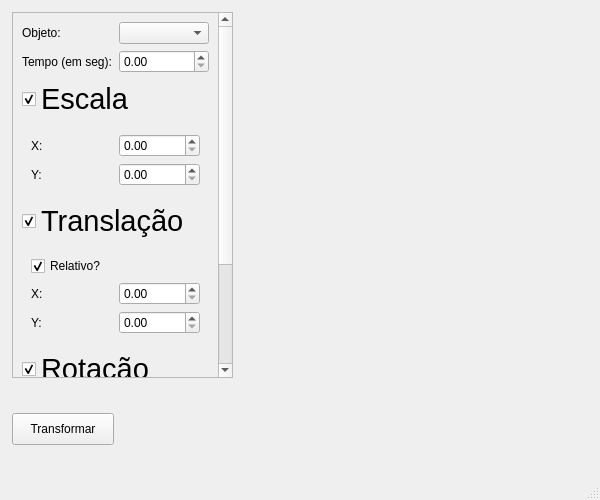
Above: janelatranformador.ui from samu-ribas/3D-Graphics-Engine-Project before the change. Below: the same form after it.
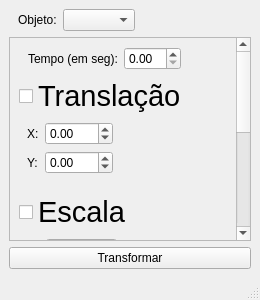
That is the form after the change.

The edit to the form file:
```diff
--- a/janelatranformador.ui
+++ b/janelatranformador.ui
@@ -6,277 +6,466 @@
    <rect>
     <x>0</x>
     <y>0</y>
-    <width>600</width>
-    <height>500</height>
+    <width>260</width>
+    <height>300</height>
    </rect>
   </property>
+  <property name="sizePolicy">
+   <sizepolicy hsizetype="Preferred" vsizetype="Preferred">
+    <horstretch>0</horstretch>
+    <verstretch>0</verstretch>
+   </sizepolicy>
+  </property>
   <property name="windowTitle">
    <string>MainWindow</string>
   </property>
   <widget class="QWidget" name="centralwidget">
-   <widget class="QScrollArea" name="scrollArea">
-    <property name="geometry">
-     <rect>
-      <x>12</x>
-      <y>12</y>
-      <width>221</width>
-      <height>366</height>
-     </rect>
-    </property>
-    <property name="widgetResizable">
-     <bool>true</bool>
-    </property>
-    <widget class="QWidget" name="scrollAreaWidgetContents">
-     <property name="geometry">
-      <rect>
-       <x>0</x>
-       <y>0</y>
-       <width>204</width>
-       <height>537</height>
-      </rect>
-     </property>
-     <layout class="QVBoxLayout" name="verticalLayout_3">
-      <item>
-       <layout class="QHBoxLayout" name="horizontalLayout_9">
+   <layout class="QVBoxLayout" name="verticalLayout">
+    <item>
+     <widget class="QWidget" name="widget_2" native="true">
+      <property name="sizePolicy">
+       <sizepolicy hsizetype="Maximum" vsizetype="Maximum">
+        <horstretch>0</horstretch>
+        <verstretch>0</verstretch>
+       </sizepolicy>
+      </property>
+      <layout class="QHBoxLayout" name="horizontalLayout">
+       <property name="topMargin">
+        <number>0</number>
+       </property>
+       <property name="bottomMargin">
+        <number>0</number>
+       </property>
+       <item>
+        <widget class="QLabel" name="label_2">
+         <property name="sizePolicy">
+          <sizepolicy hsizetype="Minimum" vsizetype="Preferred">
+           <horstretch>0</horstretch>
+           <verstretch>0</verstretch>
+          </sizepolicy>
+         </property>
+         <property name="text">
+          <string>Objeto:</string>
+         </property>
+        </widget>
+       </item>
+       <item>
+        <widget class="QComboBox" name="formaBox"/>
+       </item>
+      </layout>
+     </widget>
+    </item>
+    <item>
+     <widget class="QScrollArea" name="scrollArea">
+      <property name="sizePolicy">
+       <sizepolicy hsizetype="Preferred" vsizetype="Preferred">
+        <horstretch>0</horstretch>
+        <verstretch>0</verstretch>
+       </sizepolicy>
+      </property>
+      <property name="sizeAdjustPolicy">
+       <enum>QAbstractScrollArea::SizeAdjustPolicy::AdjustIgnored</enum>
+      </property>
+      <property name="widgetResizable">
+       <bool>true</bool>
+      </property>
+      <property name="alignment">
+       <set>Qt::AlignmentFlag::AlignLeading|Qt::AlignmentFlag::AlignLeft|Qt::AlignmentFlag::AlignTop</set>
+      </property>
+      <widget class="QWidget" name="scrollAreaWidgetContents">
+       <property name="geometry">
+        <rect>
+         <x>0</x>
+         <y>-268</y>
+         <width>219</width>
+         <height>440</height>
+        </rect>
+       </property>
+       <layout class="QVBoxLayout" name="verticalLayout_3">
         <item>
-         <widget class="QLabel" name="label_2">
+         <widget class="QWidget" name="widget" native="true">
           <property name="sizePolicy">
-           <sizepolicy hsizetype="Minimum" vsizetype="Preferred">
+           <sizepolicy hsizetype="Maximum" vsizetype="Maximum">
             <horstretch>0</horstretch>
             <verstretch>0</verstretch>
            </sizepolicy>
           </property>
-          <property name="text">
-           <string>Objeto:</string>
-          </property>
-         </widget>
-        </item>
-        <item>
-         <widget class="QComboBox" name="formaBox"/>
-        </item>
-       </layout>
-      </item>
-      <item>
-       <layout class="QHBoxLayout" name="horizontalLayout_11">
-        <item>
-         <widget class="QLabel" name="label">
-          <property name="text">
-           <string>Tempo (em seg):</string>
-          </property>
-         </widget>
-        </item>
-        <item>
-         <widget class="QDoubleSpinBox" name="tempo"/>
-        </item>
-       </layout>
-      </item>
-      <item>
-       <widget class="QCheckBox" name="checkBoxEscala">
-        <property name="font">
-         <font>
-          <pointsize>22</pointsize>
-         </font>
-        </property>
-        <property name="text">
-         <string>Escala</string>
-        </property>
-        <property name="checked">
-         <bool>true</bool>
-        </property>
-       </widget>
-      </item>
-      <item>
-       <widget class="QWidget" name="widget_2" native="true">
-        <layout class="QVBoxLayout" name="verticalLayout_6">
-         <item>
-          <layout class="QHBoxLayout" name="horizontalLayout_12">
-           <item>
-            <widget class="QLabel" name="label_15">
+          <layout class="QFormLayout" name="formLayout_3">
+           <property name="topMargin">
+            <number>0</number>
+           </property>
+           <property name="bottomMargin">
+            <number>0</number>
+           </property>
+           <item row="0" column="0">
+            <widget class="QLabel" name="label">
+             <property name="sizePolicy">
+              <sizepolicy hsizetype="Maximum" vsizetype="Preferred">
+               <horstretch>0</horstretch>
+               <verstretch>0</verstretch>
+              </sizepolicy>
+             </property>
              <property name="text">
-              <string>X:</string>
+              <string>Tempo (em seg):</string>
              </property>
             </widget>
            </item>
-           <item>
-            <widget class="QDoubleSpinBox" name="escalaX"/>
-           </item>
-          </layout>
-         </item>
-         <item>
-          <layout class="QHBoxLayout" name="horizontalLayout_13">
-           <item>
-            <widget class="QLabel" name="label_16">
-             <property name="text">
-              <string>Y:</string>
+           <item row="0" column="1">
+            <widget class="QDoubleSpinBox" name="tempo">
+             <property name="sizePolicy">
+              <sizepolicy hsizetype="Maximum" vsizetype="Fixed">
+               <horstretch>0</horstretch>
+               <verstretch>0</verstretch>
+              </sizepolicy>
              </property>
             </widget>
            </item>
-           <item>
-            <widget class="QDoubleSpinBox" name="escalaY"/>
-           </item>
           </layout>
-         </item>
-        </layout>
-       </widget>
-      </item>
-      <item>
-       <widget class="QCheckBox" name="checkBoxTraslacao">
-        <property name="font">
-         <font>
-          <pointsize>22</pointsize>
-         </font>
-        </property>
-        <property name="text">
-         <string>Translação</string>
-        </property>
-        <property name="checked">
-         <bool>true</bool>
-        </property>
-       </widget>
-      </item>
-      <item>
-       <widget class="QWidget" name="Translacao" native="true">
-        <layout class="QVBoxLayout" name="verticalLayout_4">
-         <item>
-          <widget class="QCheckBox" name="translacaoRelativa">
-           <property name="text">
-            <string>Relativo?</string>
+         </widget>
+        </item>
+        <item>
+         <widget class="QCheckBox" name="checkBoxTraslacao">
+          <property name="font">
+           <font>
+            <pointsize>22</pointsize>
+           </font>
+          </property>
+          <property name="text">
+           <string>Translação</string>
+          </property>
+          <property name="checked">
+           <bool>false</bool>
+          </property>
+         </widget>
+        </item>
+        <item>
+         <widget class="QWidget" name="widgetTranslacao" native="true">
+          <property name="sizePolicy">
+           <sizepolicy hsizetype="Maximum" vsizetype="Maximum">
+            <horstretch>0</horstretch>
+            <verstretch>0</verstretch>
+           </sizepolicy>
+          </property>
+          <layout class="QFormLayout" name="formLayout_2">
+           <property name="leftMargin">
+            <number>8</number>
            </property>
-           <property name="checked">
-            <bool>true</bool>
+           <property name="topMargin">
+            <number>0</number>
            </property>
-          </widget>
-         </item>
-         <item>
-          <layout class="QHBoxLayout" name="horizontalLayout_8">
-           <item>
+           <property name="bottomMargin">
+            <number>12</number>
+           </property>
+           <item row="1" column="0">
             <widget class="QLabel" name="label_11">
+             <property name="sizePolicy">
+              <sizepolicy hsizetype="Maximum" vsizetype="Preferred">
+               <horstretch>0</horstretch>
+               <verstretch>0</verstretch>
+              </sizepolicy>
+             </property>
              <property name="text">
               <string>X:</string>
              </property>
             </widget>
            </item>
-           <item>
-            <widget class="QDoubleSpinBox" name="translacaoX"/>
+           <item row="1" column="1">
+            <widget class="QDoubleSpinBox" name="translacaoX">
+             <property name="sizePolicy">
+              <sizepolicy hsizetype="Preferred" vsizetype="Fixed">
+               <horstretch>0</horstretch>
+               <verstretch>0</verstretch>
+              </sizepolicy>
+             </property>
+             <property name="minimum">
+              <double>-999.990000000000009</double>
+             </property>
+             <property name="maximum">
+              <double>999.990000000000009</double>
+             </property>
+            </widget>
            </item>
-          </layout>
-         </item>
-         <item>
-          <layout class="QHBoxLayout" name="horizontalLayout">
-           <item>
+           <item row="2" column="0">
             <widget class="QLabel" name="label_4">
+             <property name="sizePolicy">
+              <sizepolicy hsizetype="Maximum" vsizetype="Preferred">
+               <horstretch>0</horstretch>
+               <verstretch>0</verstretch>
+              </sizepolicy>
+             </property>
              <property name="text">
               <string>Y:</string>
              </property>
             </widget>
            </item>
-           <item>
-            <widget class="QDoubleSpinBox" name="translacaoY"/>
+           <item row="2" column="1">
+            <widget class="QDoubleSpinBox" name="translacaoY">
+             <property name="sizePolicy">
+              <sizepolicy hsizetype="Maximum" vsizetype="Fixed">
+               <horstretch>0</horstretch>
+               <verstretch>0</verstretch>
+              </sizepolicy>
+             </property>
+             <property name="minimum">
+              <double>-999.990000000000009</double>
+             </property>
+             <property name="maximum">
+              <double>999.990000000000009</double>
+             </property>
+            </widget>
            </item>
           </layout>
-         </item>
-        </layout>
-       </widget>
-      </item>
-      <item>
-       <widget class="QCheckBox" name="checkBoxRotacao">
-        <property name="font">
-         <font>
-          <pointsize>22</pointsize>
-         </font>
-        </property>
-        <property name="text">
-         <string>Rotação</string>
-        </property>
-        <property name="checked">
-         <bool>true</bool>
-        </property>
-        <property name="tristate">
-         <bool>false</bool>
-        </property>
-       </widget>
-      </item>
-      <item>
-       <widget class="QWidget" name="widget" native="true">
-        <layout class="QVBoxLayout" name="verticalLayout_2">
-         <item>
-          <layout class="QHBoxLayout" name="horizontalLayout_4">
-           <item>
+         </widget>
+        </item>
+        <item>
+         <widget class="QCheckBox" name="checkBoxEscala">
+          <property name="font">
+           <font>
+            <pointsize>22</pointsize>
+           </font>
+          </property>
+          <property name="text">
+           <string>Escala</string>
+          </property>
+          <property name="checked">
+           <bool>false</bool>
+          </property>
+         </widget>
+        </item>
+        <item>
+         <widget class="QWidget" name="widgetEscala" native="true">
+          <property name="sizePolicy">
+           <sizepolicy hsizetype="Maximum" vsizetype="Maximum">
+            <horstretch>0</horstretch>
+            <verstretch>0</verstretch>
+           </sizepolicy>
+          </property>
+          <layout class="QFormLayout" name="formLayout">
+           <property name="topMargin">
+            <number>0</number>
+           </property>
+           <item row="0" column="0">
+            <widget class="QLabel" name="label_15">
+             <property name="sizePolicy">
+              <sizepolicy hsizetype="Maximum" vsizetype="Preferred">
+               <horstretch>0</horstretch>
+               <verstretch>0</verstretch>
+              </sizepolicy>
+             </property>
+             <property name="text">
+              <string>X:</string>
+             </property>
+            </widget>
+           </item>
+           <item row="0" column="1">
+            <widget class="QDoubleSpinBox" name="escalaX">
+             <property name="sizePolicy">
+              <sizepolicy hsizetype="Preferred" vsizetype="Fixed">
+               <horstretch>0</horstretch>
+               <verstretch>0</verstretch>
+              </sizepolicy>
+             </property>
+             <property name="maximum">
+              <double>9999.989999999999782</double>
+             </property>
+             <property name="value">
+              <double>1.000000000000000</double>
+             </property>
+            </widget>
+           </item>
+           <item row="1" column="0">
+            <widget class="QLabel" name="label_16">
+             <property name="sizePolicy">
+              <sizepolicy hsizetype="Maximum" vsizetype="Preferred">
+               <horstretch>0</horstretch>
+               <verstretch>0</verstretch>
+              </sizepolicy>
+             </property>
+             <property name="text">
+              <string>Y:</string>
+             </property>
+            </widget>
+           </item>
+           <item row="1" column="1">
+            <widget class="QDoubleSpinBox" name="escalaY">
+             <property name="sizePolicy">
+              <sizepolicy hsizetype="Preferred" vsizetype="Fixed">
+               <horstretch>0</horstretch>
+               <verstretch>0</verstretch>
+              </sizepolicy>
+             </property>
+             <property name="value">
+              <double>1.000000000000000</double>
+             </property>
+            </widget>
+           </item>
+          </layout>
+         </widget>
+        </item>
+        <item>
+         <widget class="QCheckBox" name="checkBoxRotacao">
+          <property name="font">
+           <font>
+            <pointsize>22</pointsize>
+           </font>
+          </property>
+          <property name="text">
+           <string>Rotação</string>
+          </property>
+          <property name="checked">
+           <bool>false</bool>
+          </property>
+          <property name="tristate">
+           <bool>false</bool>
+          </property>
+         </widget>
+        </item>
+        <item>
+         <widget class="QWidget" name="widgetRotacao" native="true">
+          <property name="sizePolicy">
+           <sizepolicy hsizetype="Maximum" vsizetype="Maximum">
+            <horstretch>0</horstretch>
+            <verstretch>0</verstretch>
+           </sizepolicy>
+          </property>
+          <layout class="QFormLayout" name="formLayout_4">
+           <property name="leftMargin">
+            <number>12</number>
+           </property>
+           <property name="topMargin">
+            <number>0</number>
+           </property>
+           <item row="1" column="0">
             <widget class="QLabel" name="label_7">
+             <property name="sizePolicy">
+              <sizepolicy hsizetype="Maximum" vsizetype="Preferred">
+               <horstretch>0</horstretch>
+               <verstretch>0</verstretch>
+              </sizepolicy>
+             </property>
              <property name="text">
               <string>Angulo:</string>
              </property>
             </widget>
            </item>
-           <item>
-            <widget class="QDoubleSpinBox" name="rotacaoAngulo"/>
+           <item row="1" column="1">
+            <widget class="QDoubleSpinBox" name="rotacaoAngulo">
+             <property name="sizePolicy">
+              <sizepolicy hsizetype="Preferred" vsizetype="Fixed">
+               <horstretch>0</horstretch>
+               <verstretch>0</verstretch>
+              </sizepolicy>
+             </property>
+             <property name="alignment">
+              <set>Qt::AlignmentFlag::AlignLeading|Qt::AlignmentFlag::AlignLeft|Qt::AlignmentFlag::AlignVCenter</set>
+             </property>
+             <property name="showGroupSeparator" stdset="0">
+              <bool>false</bool>
+             </property>
+             <property name="prefix">
+              <string/>
+             </property>
+             <property name="maximum">
+              <double>360.000000000000000</double>
+             </property>
+            </widget>
            </item>
-          </layout>
-         </item>
-         <item>
-          <widget class="QCheckBox" name="rotacaoRelativa">
-           <property name="text">
-            <string>Relativo?</string>
-           </property>
-           <property name="checked">
-            <bool>true</bool>
-           </property>
-          </widget>
-         </item>
-         <item>
-          <layout class="QHBoxLayout" name="horizontalLayout_3">
-           <item>
+           <item row="3" column="0">
             <widget class="QLabel" name="label_6">
+             <property name="sizePolicy">
+              <sizepolicy hsizetype="Maximum" vsizetype="Preferred">
+               <horstretch>0</horstretch>
+               <verstretch>0</verstretch>
+              </sizepolicy>
+             </property>
              <property name="text">
               <string>Eixo X:</string>
              </property>
             </widget>
            </item>
-           <item>
-            <widget class="QDoubleSpinBox" name="rotacaoEixoX"/>
+           <item row="3" column="1">
+            <widget class="QDoubleSpinBox" name="rotacaoEixoX">
+             <property name="sizePolicy">
+              <sizepolicy hsizetype="Preferred" vsizetype="Fixed">
+               <horstretch>0</horstretch>
+               <verstretch>0</verstretch>
+              </sizepolicy>
+             </property>
+             <property name="minimum">
+              <double>-999.990000000000009</double>
+             </property>
+             <property name="maximum">
+              <double>999.990000000000009</double>
+             </property>
+            </widget>
            </item>
-          </layout>
-         </item>
-         <item>
-          <layout class="QHBoxLayout" name="horizontalLayout_7">
-           <item>
+           <item row="4" column="0">
             <widget class="QLabel" name="label_10">
+             <property name="sizePolicy">
+              <sizepolicy hsizetype="Maximum" vsizetype="Preferred">
+               <horstretch>0</horstretch>
+               <verstretch>0</verstretch>
+              </sizepolicy>
+             </property>
              <property name="text">
               <string>Eixo Y:</string>
              </property>
             </widget>
            </item>
-           <item>
-            <widget class="QDoubleSpinBox" name="rotacaoEixoY"/>
+           <item row="4" column="1">
+            <widget class="QDoubleSpinBox" name="rotacaoEixoY">
+             <property name="sizePolicy">
+              <sizepolicy hsizetype="Preferred" vsizetype="Fixed">
+               <horstretch>0</horstretch>
+               <verstretch>0</verstretch>
+              </sizepolicy>
+             </property>
+             <property name="minimum">
+              <double>-999.990000000000009</double>
+             </property>
+             <property name="maximum">
+              <double>999.990000000000009</double>
+             </property>
+            </widget>
+           </item>
+           <item row="2" column="1">
+            <widget class="QCheckBox" name="rotacaoRelativa">
+             <property name="sizePolicy">
+              <sizepolicy hsizetype="Maximum" vsizetype="Fixed">
+               <horstretch>0</horstretch>
+               <verstretch>0</verstretch>
+              </sizepolicy>
+             </property>
+             <property name="text">
+              <string>Relativo?</string>
+             </property>
+             <property name="checked">
+              <bool>true</bool>
+             </property>
+            </widget>
            </item>
           </layout>
-         </item>
-        </layout>
-       </widget>
-      </item>
-     </layout>
-    </widget>
-   </widget>
-   <widget class="QPushButton" name="botaoTranformar">
-    <property name="geometry">
-     <rect>
-      <x>12</x>
-      <y>413</y>
-      <width>102</width>
-      <height>32</height>
-     </rect>
-    </property>
-    <property name="text">
-     <string>Transformar</string>
-    </property>
-   </widget>
+         </widget>
+        </item>
+       </layout>
+      </widget>
+     </widget>
+    </item>
+    <item>
+     <widget class="QPushButton" name="botaoTranformar">
+      <property name="text">
+       <string>Transformar</string>
+      </property>
+     </widget>
+    </item>
+   </layout>
   </widget>
   <widget class="QMenuBar" name="menubar">
    <property name="geometry">
     <rect>
      <x>0</x>
      <y>0</y>
-     <width>600</width>
+     <width>260</width>
      <height>24</height>
     </rect>
    </property>
```
Left out of the diff: 30 changed lines with no effect on the pictures.
